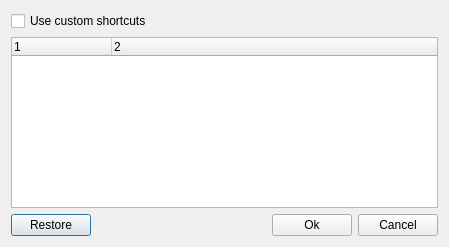
Before: the Qt Designer form src/GuiShortcut.ui in hwgao/beebeep, drawn with Qt 5.
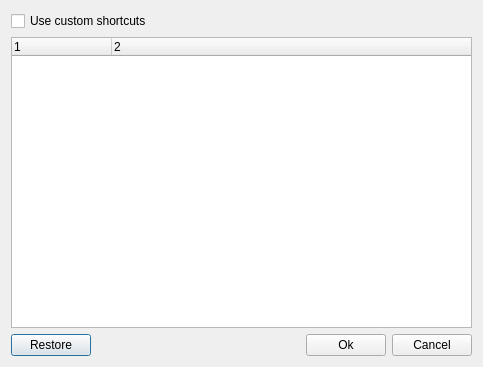
After: the same form once the commit is applied.

```diff
--- a/src/GuiShortcut.ui
+++ b/src/GuiShortcut.ui
@@ -9,8 +9,8 @@
    <rect>
     <x>0</x>
     <y>0</y>
-    <width>449</width>
-    <height>247</height>
+    <width>483</width>
+    <height>367</height>
    </rect>
   </property>
   <property name="windowTitle">
```
